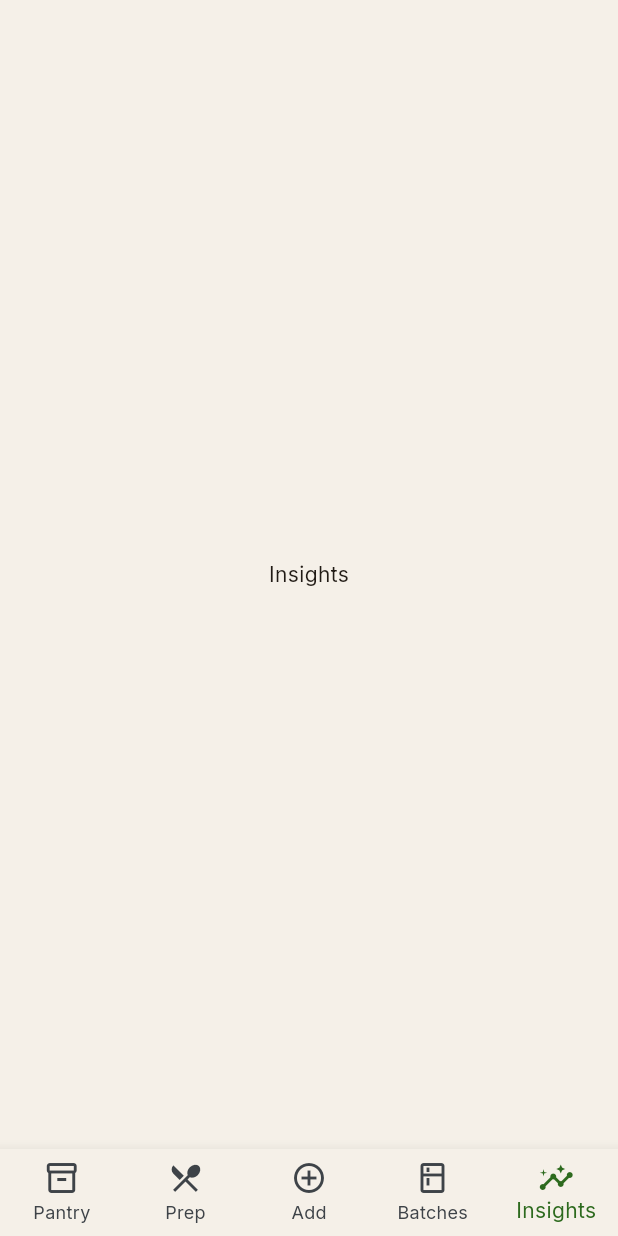
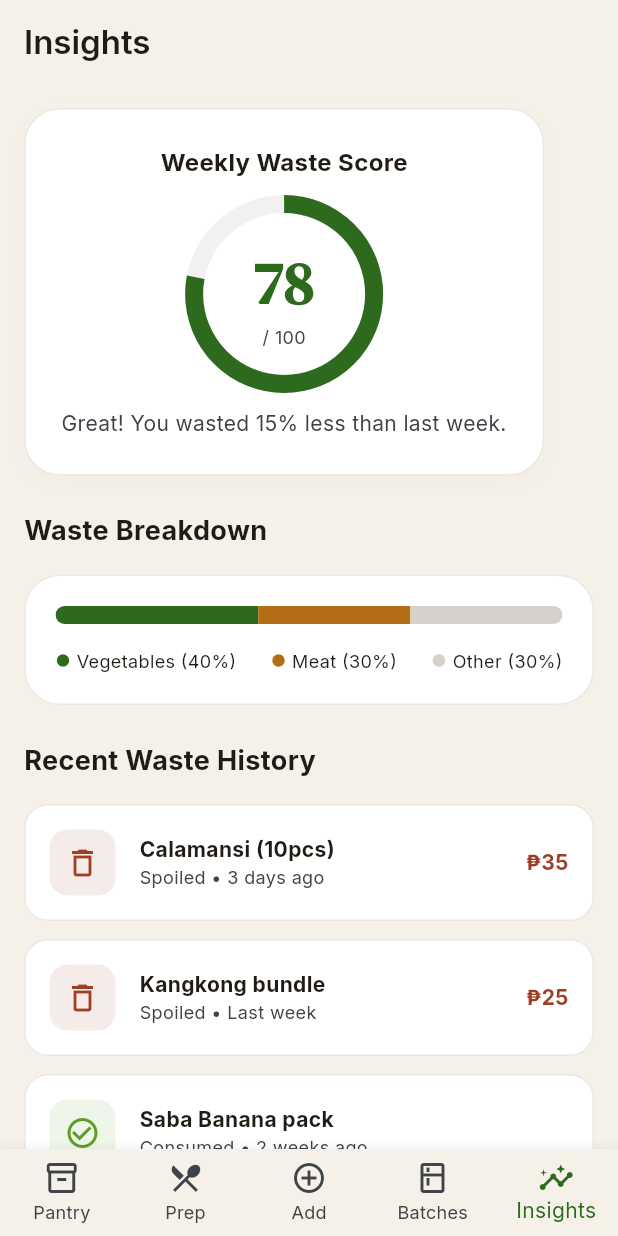
Before and after one commit to razielsevilla/prepmate, a Flutter app: the InsightsScreen screen opened by its route, on a phone screen of 412 x 824 dp. Run offline on Flutter 3.47's test engine with Material 3 defaults, Android fonts, the phone set to English and light mode, and no system bars; our stand-ins replace flutter_riverpod, go_router, google_fonts.

Commit message:
feat: implement insights and onboarding screens

```diff
--- /dev/null
+++ b/mobile/lib/features/insights/insights_screen.dart
@@ -0,0 +1,170 @@
+import 'package:flutter/material.dart';
+import 'package:flutter_riverpod/flutter_riverpod.dart';
+import '../../core/models/models.dart';
+import '../../core/state/providers.dart';
+import '../../core/theme/app_colors.dart';
+
+class InsightsScreen extends ConsumerWidget {
+  const InsightsScreen({super.key});
+
+  @override
+  Widget build(BuildContext context, WidgetRef ref) {
+    final wasteHistory = ref.watch(wasteProvider);
+
+    return Scaffold(
+      backgroundColor: AppColors.cream,
+      appBar: AppBar(
+        title: const Text('Insights'),
+      ),
+      body: SingleChildScrollView(
+        padding: const EdgeInsets.all(16),
+        child: Column(
+          crossAxisAlignment: CrossAxisAlignment.start,
+          children: [
+            // Waste Score Card
+            Container(
+              padding: const EdgeInsets.all(24),
+              decoration: BoxDecoration(
+                color: Colors.white,
+                borderRadius: BorderRadius.circular(24),
+                border: Border.all(color: AppColors.stone.withOpacity(0.5)),
+                boxShadow: [
+                  BoxShadow(
+                    color: Colors.black.withOpacity(0.02),
+                    blurRadius: 10,
+                    offset: const Offset(0, 4),
+                  ),
+                ],
+              ),
+              child: Column(
+                children: [
+                  const Text('Weekly Waste Score', style: TextStyle(fontWeight: FontWeight.bold, fontSize: 16)),
+                  const SizedBox(height: 16),
+                  Stack(
+                    alignment: Alignment.center,
+                    children: [
+                      SizedBox(
+                        width: 120,
+                        height: 120,
+                        child: CircularProgressIndicator(
+                          value: 0.78,
+                          strokeWidth: 12,
+                          backgroundColor: AppColors.stone.withOpacity(0.3),
+                          color: AppColors.forest,
+                        ),
+                      ),
+                      const Column(
+                        children: [
+                          Text('78', style: TextStyle(fontSize: 40, fontWeight: FontWeight.bold, fontFamily: 'DM Serif Display', color: AppColors.forest)),
+                          Text('/ 100', style: TextStyle(fontSize: 12, color: AppColors.slate)),
+                        ],
+                      )
+                    ],
+                  ),
+                  const SizedBox(height: 16),
+                  const Text(
+                    'Great! You wasted 15% less than last week.',
+                    textAlign: TextAlign.center,
+                    style: TextStyle(color: AppColors.slate, fontSize: 14),
+                  ),
+                ],
+              ),
+            ),
+            const SizedBox(height: 24),
+
+            // Waste Breakdown
+            const Text('Waste Breakdown', style: TextStyle(fontWeight: FontWeight.bold, fontSize: 18)),
+            const SizedBox(height: 16),
+            Container(
+              padding: const EdgeInsets.all(20),
+              decoration: BoxDecoration(
+                color: Colors.white,
+                borderRadius: BorderRadius.circular(24),
+                border: Border.all(color: AppColors.stone.withOpacity(0.5)),
+              ),
+              child: Column(
+                children: [
+                  ClipRRect(
+                    borderRadius: BorderRadius.circular(8),
+                    child: SizedBox(
+                      height: 12,
+                      child: Row(
+                        children: [
+                          Expanded(flex: 40, child: Container(color: AppColors.forest)),
+                          Expanded(flex: 30, child: Container(color: AppColors.clay)),
+                          Expanded(flex: 30, child: Container(color: AppColors.stone)),
+                        ],
+                      ),
+                    ),
+                  ),
+                  const SizedBox(height: 16),
+                  const Row(
+                    mainAxisAlignment: MainAxisAlignment.spaceBetween,
+                    children: [
+                      Row(children: [Icon(Icons.circle, size: 10, color: AppColors.forest), SizedBox(width: 4), Text('Vegetables (40%)', style: TextStyle(fontSize: 12))]),
+                      Row(children: [Icon(Icons.circle, size: 10, color: AppColors.clay), SizedBox(width: 4), Text('Meat (30%)', style: TextStyle(fontSize: 12))]),
+                      Row(children: [Icon(Icons.circle, size: 10, color: AppColors.stone), SizedBox(width: 4), Text('Other (30%)', style: TextStyle(fontSize: 12))]),
+                    ],
+                  )
+                ],
+              ),
+            ),
+            const SizedBox(height: 24),
+
+            // Recent Waste History
+            const Text('Recent Waste History', style: TextStyle(fontWeight: FontWeight.bold, fontSize: 18)),
+            const SizedBox(height: 16),
+            ListView.builder(
+              shrinkWrap: true,
+              physics: const NeverScrollableScrollPhysics(),
+              itemCount: wasteHistory.length,
+              itemBuilder: (context, index) {
+                final log = wasteHistory[index];
+                return _buildWasteItem(log);
+              },
+            ),
+          ],
+        ),
+      ),
+    );
+  }
+
+  Widget _buildWasteItem(WasteLog log) {
+    return Container(
+      margin: const EdgeInsets.only(bottom: 12),
+      padding: const EdgeInsets.all(16),
+      decoration: BoxDecoration(
+        color: Colors.white,
+        borderRadius: BorderRadius.circular(16),
+        border: Border.all(color: AppColors.stone.withOpacity(0.5)),
+      ),
+      child: Row(
+        children: [
+          Container(
+            padding: const EdgeInsets.all(10),
+            decoration: BoxDecoration(
+              color: log.status == 'Spoiled' ? AppColors.today.withOpacity(0.1) : AppColors.safe.withOpacity(0.1),
+              borderRadius: BorderRadius.circular(12),
+            ),
+            child: Icon(
+              log.status == 'Spoiled' ? Icons.delete_outline : Icons.check_circle_outline,
+              color: log.status == 'Spoiled' ? AppColors.today : AppColors.safe,
+            ),
+          ),
+          const SizedBox(width: 16),
+          Expanded(
+            child: Column(
+              crossAxisAlignment: CrossAxisAlignment.start,
+              children: [
+                Text(log.name, style: const TextStyle(fontWeight: FontWeight.bold, fontSize: 14)),
+                Text('${log.status} • ${log.date}', style: const TextStyle(fontSize: 12, color: AppColors.slate)),
+              ],
+            ),
+          ),
+          if (log.cost > 0)
+            Text('₱${log.cost.toInt()}', style: const TextStyle(fontWeight: FontWeight.bold, color: AppColors.today)),
+        ],
+      ),
+    );
+  }
+}
--- a/mobile/lib/features/screens.dart
+++ b/mobile/lib/features/screens.dart
@@ -3,23 +3,5 @@ export 'pantry/pantry_screen.dart';
 export 'add_item/add_item_screen.dart';
 export 'planner/prep_planner_screen.dart';
 export 'batches/batches_screen.dart';
-
-class OnboardingScreen extends StatelessWidget {
-  const OnboardingScreen({super.key});
-
-  @override
-  Widget build(BuildContext context) => const Scaffold(body: Center(child: Text('Onboarding')));
-}
-
-
-
-
-
-
-
-class InsightsScreen extends StatelessWidget {
-  const InsightsScreen({super.key});
-
-  @override
-  Widget build(BuildContext context) => const Scaffold(body: Center(child: Text('Insights')));
-}
+export 'insights/insights_screen.dart';
+export 'onboarding/onboarding_screen.dart';
```
Also changed, not shown: mobile/lib/features/onboarding/onboarding_screen.dart (added, +147 -0 lines).
